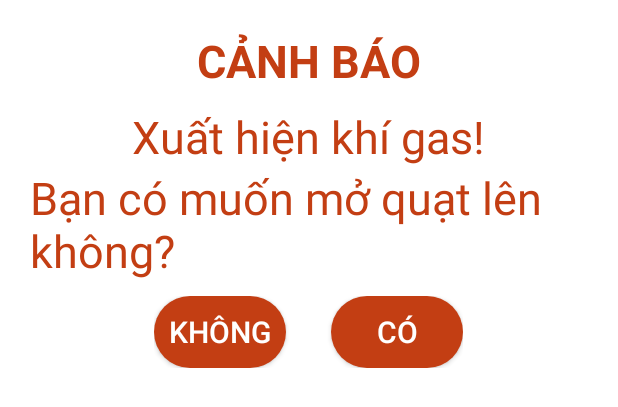
After one commit to DNAnh01/PBL5-smart-home, an Android app: the layout dialog_notification.xml on its own in the app's theme, with its tools: preview values and no code run, on a phone screen of 412 x 824 dp. The commit adds this screen. Shown: the top 407 px of the screen. Run offline under Robolectric (Android 15) with nearby library versions, the phone set to English and light mode, and no system bars.

Commit message:
them class

```diff
--- a/app/src/main/java/com/example/smarthomeapp/View/MainActivity.java
+++ b/app/src/main/java/com/example/smarthomeapp/View/MainActivity.java
@@ -42,6 +42,7 @@ public class MainActivity extends AppCompatActivity {
                         mBottomNavigationView.getMenu().findItem(R.id.menu_notification).setChecked(true);
                         break;
                 }
+
             }
 
             @Override
--- a/app/src/main/java/com/example/smarthomeapp/View/MainFragment.java
+++ b/app/src/main/java/com/example/smarthomeapp/View/MainFragment.java
@@ -13,8 +13,6 @@ import com.example.smarthomeapp.R;
 
 public class MainFragment extends Fragment {
 
-
-
     @Override
     public View onCreateView(LayoutInflater inflater, ViewGroup container,
                              Bundle savedInstanceState) {
--- a/app/src/main/java/com/example/smarthomeapp/View/NotificationFragment.java
+++ b/app/src/main/java/com/example/smarthomeapp/View/NotificationFragment.java
@@ -60,10 +60,10 @@ public class NotificationFragment extends Fragment {
             @Override
             public void run() {
                 getListNotifications();
-                mHandler.postDelayed(mRunnable, 200000); // Gọi lại mỗi 5 giây
+                mHandler.postDelayed(mRunnable, 30000); // Gọi lại mỗi 5 giây
             }
         };
-        mHandler.postDelayed(mRunnable, 200000); // Gọi đầu tiên sau 5 giây*/
+        mHandler.postDelayed(mRunnable, 30000); // Gọi đầu tiên sau 5 giây*/
 
         return view;
     }
@@ -76,6 +76,7 @@ public class NotificationFragment extends Fragment {
 
     private void getListNotifications()
     {
+        Log.d("DEBUG", "show list notification");
         NotificationApi.notificationApi.getNotification().enqueue(new Callback<Notification>() {
             @Override
             public void onResponse(Call<Notification> call, Response<Notification> response) {
--- /dev/null
+++ b/app/src/main/res/drawable/btn_orange.xml
@@ -0,0 +1,9 @@
+<?xml version="1.0" encoding="utf-8"?>
+<selector xmlns:android="http://schemas.android.com/apk/res/android">
+    <item>
+        <shape android:shape="rectangle">
+            <solid android:color="@color/orange"/>
+            <corners android:radius="50dp"/>
+        </shape>
+    </item>
+</selector>
--- /dev/null
+++ b/app/src/main/res/layout/dialog_notification.xml
@@ -0,0 +1,66 @@
+<?xml version="1.0" encoding="utf-8"?>
+<androidx.appcompat.widget.LinearLayoutCompat xmlns:android="http://schemas.android.com/apk/res/android"
+    android:layout_width="match_parent"
+    android:layout_height="wrap_content"
+    android:orientation="vertical"
+    android:padding="20dp">
+
+    <TextView
+        android:layout_width="wrap_content"
+        android:layout_height="wrap_content"
+        android:text="CẢNH BÁO"
+        android:textSize="30dp"
+        android:textColor="@color/orange"
+        android:layout_gravity="center_horizontal"
+        android:textStyle="bold"/>
+
+    <TextView
+        android:layout_width="wrap_content"
+        android:layout_height="wrap_content"
+        android:textSize="30dp"
+        android:textColor="@color/orange"
+        android:layout_gravity="center_horizontal"
+        android:text="Xuất hiện khí gas!"
+        android:layout_marginTop="10dp"/>
+    <TextView
+        android:layout_width="wrap_content"
+        android:layout_height="wrap_content"
+        android:textSize="30dp"
+        android:textColor="@color/orange"
+        android:layout_gravity="center_horizontal"
+        android:text="Bạn có muốn mở quạt lên không?"
+        android:layout_marginBottom="10dp"/>
+
+    <LinearLayout
+        android:layout_width="wrap_content"
+        android:layout_height="wrap_content"
+        android:orientation="horizontal"
+        android:layout_gravity="center_horizontal">
+
+        <androidx.appcompat.widget.AppCompatButton
+            android:id="@+id/btn_no"
+            android:layout_width="wrap_content"
+            android:layout_height="wrap_content"
+            android:background="@drawable/btn_orange"
+            android:text="Không"
+            android:textColor="@color/white"
+            android:textSize="20dp">
+
+        </androidx.appcompat.widget.AppCompatButton>
+
+
+        <androidx.appcompat.widget.AppCompatButton
+            android:id="@+id/btn_yes"
+            android:layout_width="wrap_content"
+            android:layout_height="wrap_content"
+            android:layout_marginStart="30dp"
+            android:background="@drawable/btn_orange"
+            android:text="Có"
+            android:textColor="@color/white"
+            android:textSize="20dp">
+
+        </androidx.appcompat.widget.AppCompatButton>
+
+    </LinearLayout>
+
+</androidx.appcompat.widget.LinearLayoutCompat>
```
Also changed, not shown: app/src/main/java/com/example/smarthomeapp/API/DCApi.java (added, +24 -0 lines), app/src/main/java/com/example/smarthomeapp/Model/DC.java (added, +17 -0 lines), app/src/main/java/com/example/smarthomeapp/View/NavigationMainFragment.java (+64 -11 lines).
